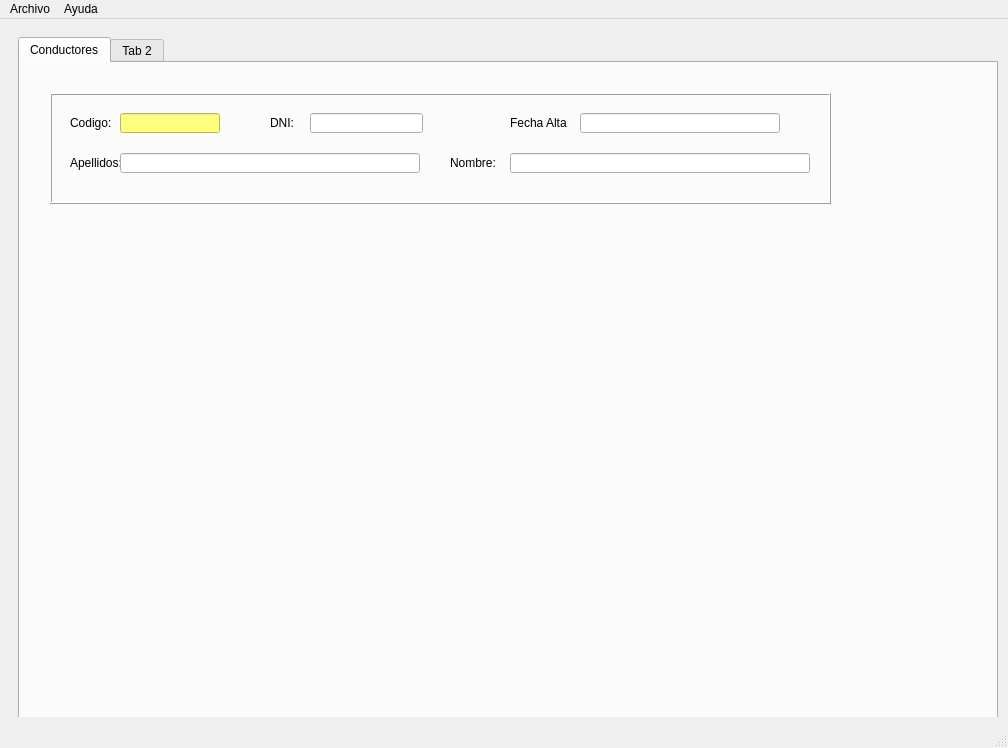
The window that RibasGonzalez/mainwindow.ui (DiegoSabir/InterfaceDevelopment) describes before a commit, drawn with Qt 5.
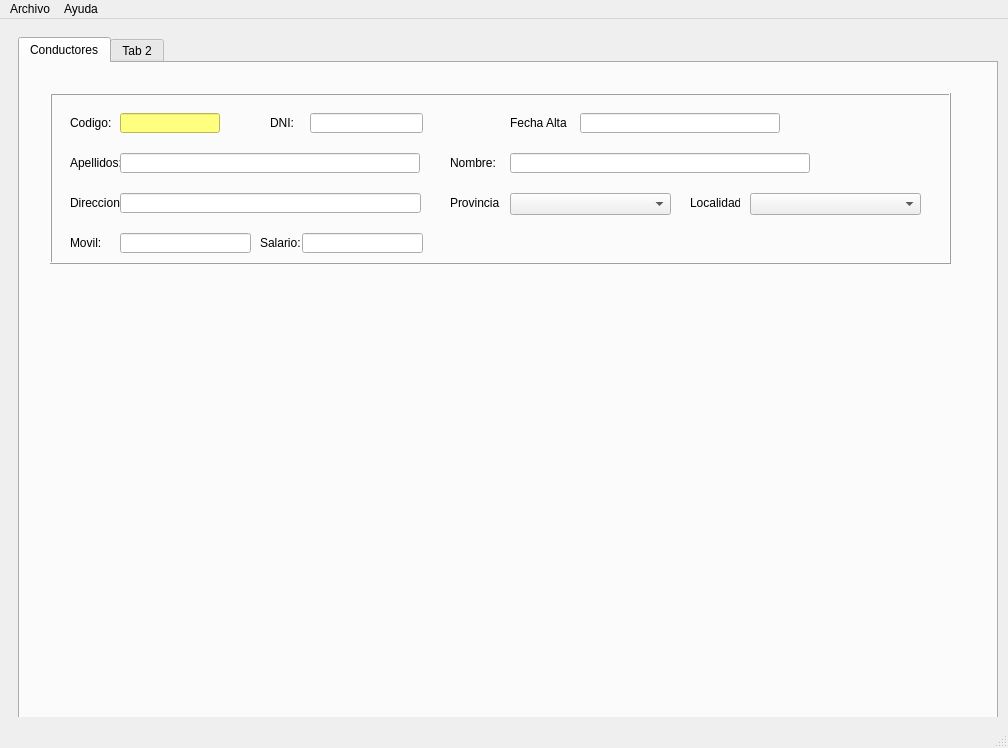
The same window after the commit. Icons and pictures are not drawn.

What changed in the file:
```diff
--- a/RibasGonzalez/mainwindow.ui
+++ b/RibasGonzalez/mainwindow.ui
@@ -40,7 +40,7 @@
     <item row="1" column="0">
      <widget class="QFrame" name="gridFrame">
       <layout class="QGridLayout" name="gridLayout">
-       <item row="0" column="0">
+       <item row="0" column="1">
         <widget class="QTabWidget" name="tabDrivers">
          <property name="minimumSize">
           <size>
@@ -66,8 +66,8 @@
             <rect>
              <x>30</x>
              <y>30</y>
-             <width>781</width>
-             <height>111</height>
+             <width>901</width>
+             <height>171</height>
             </rect>
            </property>
            <property name="frameShape">
@@ -313,6 +313,215 @@
              <bool>true</bool>
             </property>
            </widget>
+           <widget class="QLabel" name="lblValidarDni">
+            <property name="geometry">
+             <rect>
+              <x>380</x>
+              <y>20</y>
+              <width>60</width>
+              <height>30</height>
+             </rect>
+            </property>
+            <property name="minimumSize">
+             <size>
+              <width>60</width>
+              <height>30</height>
+             </size>
+            </property>
+            <property name="maximumSize">
+             <size>
+              <width>60</width>
+              <height>30</height>
+             </size>
+            </property>
+            <property name="font">
+             <font>
+              <family>MV Boli</family>
+              <pointsize>14</pointsize>
+             </font>
+            </property>
+            <property name="text">
+             <string/>
+            </property>
+            <property name="alignment">
+             <set>Qt::AlignCenter</set>
+            </property>
+           </widget>
+           <widget class="QLabel" name="lblDir">
+            <property name="geometry">
+             <rect>
+              <x>20</x>
+              <y>100</y>
+              <width>50</width>
+              <height>20</height>
+             </rect>
+            </property>
+            <property name="minimumSize">
+             <size>
+              <width>50</width>
+              <height>20</height>
+             </size>
+            </property>
+            <property name="maximumSize">
+             <size>
+              <width>50</width>
+              <height>20</height>
+             </size>
+            </property>
+            <property name="text">
+             <string>Direccion:</string>
+            </property>
+           </widget>
+           <widget class="QLineEdit" name="txtDir">
+            <property name="geometry">
+             <rect>
+              <x>70</x>
+              <y>100</y>
+              <width>301</width>
+              <height>20</height>
+             </rect>
+            </property>
+           </widget>
+           <widget class="QLabel" name="lblMovil">
+            <property name="geometry">
+             <rect>
+              <x>20</x>
+              <y>140</y>
+              <width>50</width>
+              <height>20</height>
+             </rect>
+            </property>
+            <property name="minimumSize">
+             <size>
+              <width>50</width>
+              <height>20</height>
+             </size>
+            </property>
+            <property name="maximumSize">
+             <size>
+              <width>50</width>
+              <height>20</height>
+             </size>
+            </property>
+            <property name="text">
+             <string>Movil:</string>
+            </property>
+           </widget>
+           <widget class="QLabel" name="lblLoc">
+            <property name="geometry">
+             <rect>
+              <x>640</x>
+              <y>100</y>
+              <width>50</width>
+              <height>20</height>
+             </rect>
+            </property>
+            <property name="minimumSize">
+             <size>
+              <width>50</width>
+              <height>20</height>
+             </size>
+            </property>
+            <property name="maximumSize">
+             <size>
+              <width>50</width>
+              <height>20</height>
+             </size>
+            </property>
+            <property name="text">
+             <string>Localidad:</string>
+            </property>
+           </widget>
+           <widget class="QComboBox" name="comboBox">
+            <property name="geometry">
+             <rect>
+              <x>460</x>
+              <y>100</y>
+              <width>161</width>
+              <height>22</height>
+             </rect>
+            </property>
+           </widget>
+           <widget class="QComboBox" name="comboBox_2">
+            <property name="geometry">
+             <rect>
+              <x>700</x>
+              <y>100</y>
+              <width>171</width>
+              <height>22</height>
+             </rect>
+            </property>
+           </widget>
+           <widget class="QLabel" name="lblPro">
+            <property name="geometry">
+             <rect>
+              <x>400</x>
+              <y>100</y>
+              <width>50</width>
+              <height>20</height>
+             </rect>
+            </property>
+            <property name="minimumSize">
+             <size>
+              <width>50</width>
+              <height>20</height>
+             </size>
+            </property>
+            <property name="maximumSize">
+             <size>
+              <width>50</width>
+              <height>20</height>
+             </size>
+            </property>
+            <property name="text">
+             <string>Provincia:</string>
+            </property>
+           </widget>
+           <widget class="QLabel" name="lblSal">
+            <property name="geometry">
+             <rect>
+              <x>210</x>
+              <y>140</y>
+              <width>50</width>
+              <height>20</height>
+             </rect>
+            </property>
+            <property name="minimumSize">
+             <size>
+              <width>50</width>
+              <height>20</height>
+             </size>
+            </property>
+            <property name="maximumSize">
+             <size>
+              <width>50</width>
+              <height>20</height>
+             </size>
+            </property>
+            <property name="text">
+             <string>Salario:</string>
+            </property>
+           </widget>
+           <widget class="QLineEdit" name="lineEdit">
+            <property name="geometry">
+             <rect>
+              <x>70</x>
+              <y>140</y>
+              <width>131</width>
+              <height>20</height>
+             </rect>
+            </property>
+           </widget>
+           <widget class="QLineEdit" name="lineEdit_2">
+            <property name="geometry">
+             <rect>
+              <x>252</x>
+              <y>140</y>
+              <width>121</width>
+              <height>20</height>
+             </rect>
+            </property>
+           </widget>
           </widget>
          </widget>
          <widget class="QWidget" name="tab_2">
```
Left out of the diff: 6 changed lines with no effect on the pictures.
